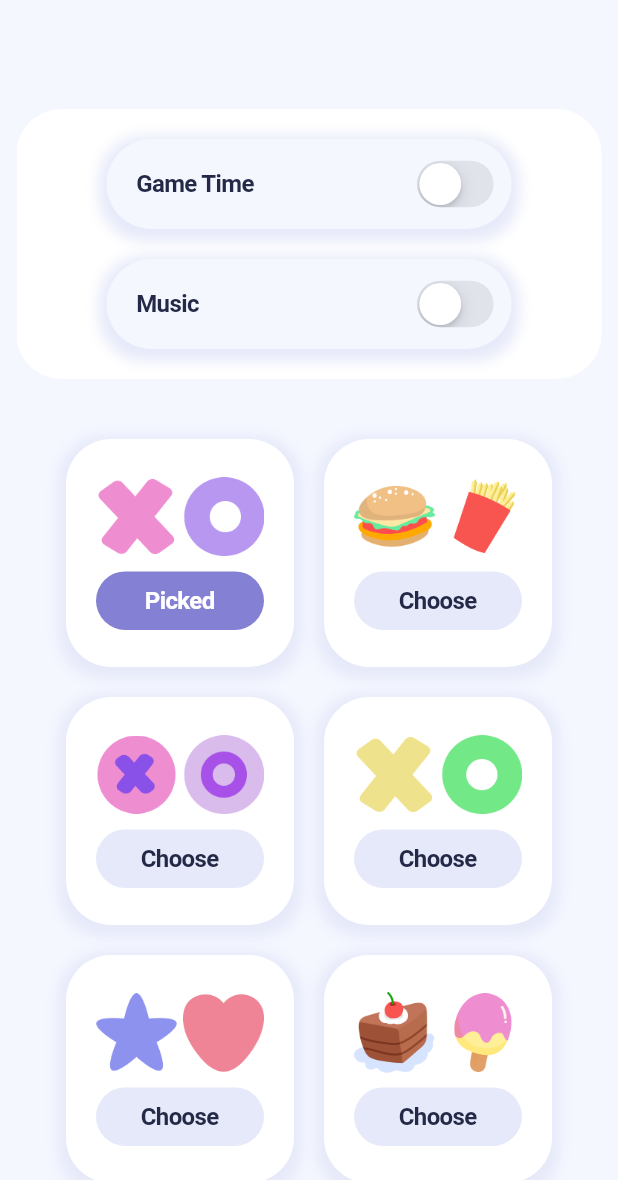
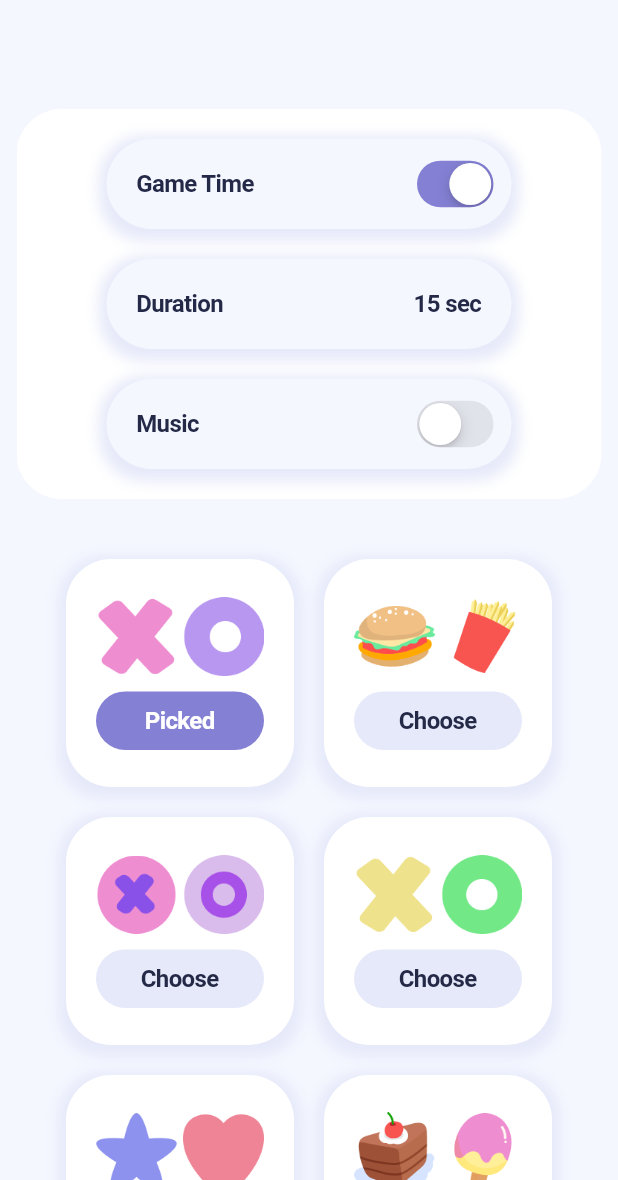
Before and after one commit to vachtung-gigabidze/tic_tac_toe, a Flutter app: the SettingScreen screen opened directly, on a phone screen of 412 x 824 dp, the part 56-1236 px from its top. Run offline on Flutter 3.47's test engine with Material 3 defaults, Android fonts, the phone set to English and light mode, and no system bars; our stand-ins replace shared_preferences, slide_countdown; accounts and stored records are empty.

Commit message:
fix setting

```diff
--- a/lib/pages/setting/page.dart
+++ b/lib/pages/setting/page.dart
@@ -67,34 +67,26 @@ class _SettingScreenState extends State<SettingScreen> {
                               SizedBox(
                                 height: 20,
                               ),
-                              IconButtonWidget(
-                                text: TextWidget(
+                              DropDownButtonWidget<int>(
+                                label: TextWidget(
                                   text: "Duration ",
                                   size: 16,
                                 ),
-                                icon: TextWidget(
-                                  text: "${setting.duration}",
+                                selectedItem: TextWidget(
+                                  text: "${setting.duration} sec",
                                   size: 16,
                                   weight: FontWeight.bold,
                                 ),
-                                // CupertinoActionSheetAction(
-                                //   onPressed: () {},
-                                //   child: Container(
-                                //     height: 28,
-                                //     width: 28,
-                                //     decoration: BoxDecoration(
-                                //         color: K.basicLightBlue,
-                                //         borderRadius:
-                                //             BorderRadius.circular(14)),
-                                //     child: Padding(
-                                //       padding: const EdgeInsets.all(8.5),
-                                //       child: SizedIcon(
-                                //         name: "assets/images/arrow_left.png",
-                                //         size: 10,
-                                //       ),
-                                //     ),
-                                //   ),
-                                // ),
+                                selectValue: setting.duration,
+                                items: [10, 15, 20],
+                                updateSetting: (value) {
+                                  setState(() {
+                                    setting.duration = value;
+                                    final s = settingProvider.setting;
+                                    s.duration = value;
+                                    settingProvider.saveSetting(s);
+                                  });
+                                },
                               ),
                             ],
                             SizedBox(
@@ -119,34 +111,26 @@ class _SettingScreenState extends State<SettingScreen> {
                               SizedBox(
                                 height: 20,
                               ),
-                              IconButtonWidget(
-                                text: TextWidget(
+                              DropDownButtonWidget<String>(
+                                label: TextWidget(
                                   text: "Select Music ",
                                   size: 16,
                                 ),
-                                icon: TextWidget(
+                                selectedItem: TextWidget(
                                   text: setting.selectedMusic,
                                   size: 16,
                                   weight: FontWeight.bold,
                                 ),
-                                // CupertinoActionSheetAction(
-                                //   onPressed: () {},
-                                //   child: Container(
-                                //     height: 28,
-                                //     width: 28,
-                                //     decoration: BoxDecoration(
-                                //         color: K.basicLightBlue,
-                                //         borderRadius:
-                                //             BorderRadius.circular(14)),
-                                //     child: Padding(
-                                //       padding: const EdgeInsets.all(8.5),
-                                //       child: SizedIcon(
-                                //         name: "assets/images/arrow_left.png",
-                                //         size: 10,
-                                //       ),
-                                //     ),
-                                //   ),
-                                // ),
+                                selectValue: setting.selectedMusic,
+                                items: ["country", "donkey", "neighbour"],
+                                updateSetting: (value) {
+                                  setState(() {
+                                    setting.selectedMusic = value;
+                                    final s = settingProvider.setting;
+                                    s.selectedMusic = value;
+                                    settingProvider.saveSetting(s);
+                                  });
+                                },
                               ),
                             ],
                           ],
--- a/lib/providers/setting_provider.dart
+++ b/lib/providers/setting_provider.dart
@@ -46,10 +46,10 @@ class _SettingStateWidgetState extends State<SettingStateWidget> {
   @override
   void initState() {
     setting = Setting(
-        gameTime: false,
-        duration: 120,
+        gameTime: true,
+        duration: 15,
         musicEnable: false,
-        selectedMusic: "country.mp3",
+        selectedMusic: "country",
         selectedPairNumber: 1);
     super.initState();
   }
--- a/lib/ui/switch.dart
+++ b/lib/ui/switch.dart
@@ -1,5 +1,6 @@
 import 'package:flutter/cupertino.dart';
 import 'package:tic_tac_toe/constants.dart';
+import 'package:tic_tac_toe/ui/sized_icon.dart';
 // import 'package:tic_tac_toe/providers/setting_provider.dart';
 
 class SwitchWidget extends StatefulWidget {
@@ -129,3 +130,115 @@ class IconButtonWidget extends StatelessWidget {
     );
   }
 }
+
+class DropDownButtonWidget<T> extends StatefulWidget {
+  const DropDownButtonWidget({
+    super.key,
+    required this.label,
+    required this.selectedItem,
+    required this.items,
+    required this.updateSetting,
+    required this.selectValue,
+  });
+
+  final Widget label;
+  final Widget selectedItem;
+  final T selectValue;
+  final List<T> items;
+  final void Function(T) updateSetting;
+
+  @override
+  State<DropDownButtonWidget<T>> createState() =>
+      _DropDownButtonWidgetState<T>();
+}
+
+class _DropDownButtonWidgetState<T> extends State<DropDownButtonWidget<T>> {
+  bool showItems = false;
+  double _targetValue = 60.0;
+
+  @override
+  Widget build(BuildContext context) {
+    final List<Widget> items = widget.items
+        .map((e) => GestureDetector(
+              onTap: () {
+                setState(() {
+                  _targetValue = _targetValue == 215 ? 60 : 215;
+                  showItems = !showItems;
+                  T value = e;
+                  widget.updateSetting(value);
+                });
+              },
+              child: Container(
+                height: 44,
+                width: 308,
+                decoration: BoxDecoration(
+                  color: (e == widget.selectValue)
+                      ? K.basicLightBlue
+                      : K.basicBackground,
+                ),
+                child: Center(
+                  child: TextWidget(
+                    text: "$e",
+                    size: 16,
+                    weight: FontWeight.bold,
+                  ),
+                ),
+              ),
+            ))
+        .toList();
+    return TweenAnimationBuilder<double>(
+      tween: Tween<double>(begin: 0, end: _targetValue),
+      curve: Curves.elasticOut,
+      duration: const Duration(milliseconds: 900),
+      builder: (context, value, child) => Container(
+        height: value, //60
+        width: 270,
+        decoration: BoxDecoration(
+          color: K.basicBackground,
+          borderRadius: BorderRadius.circular(30),
+          boxShadow: [
+            BoxShadow(
+              color: K.basicLightBlue,
+              spreadRadius: 5,
+              blurRadius: 7,
+              offset: Offset(0, 3), // changes position of shadow
+            ),
+          ],
+        ),
+        child: CustomScrollView(slivers: [
+          SliverToBoxAdapter(
+            child: Column(
+              children: [
+                GestureDetector(
+                  onTap: () {
+                    setState(() {
+                      _targetValue = _targetValue == 215 ? 60 : 215;
+                      showItems = !showItems;
+                    });
+                  },
+                  child: Padding(
+                    padding: const EdgeInsets.all(20),
+                    child: Row(
+                      mainAxisAlignment: MainAxisAlignment.spaceBetween,
+                      children: [
+                        widget.label,
+                        widget.selectedItem,
+                      ],
+                    ),
+                  ),
+                ),
+                if (showItems)
+                  Container(
+                    width: 260,
+                    height: 2,
+                    decoration: BoxDecoration(color: K.basicBlue),
+                  ),
+                if (showItems) ...items,
+              ],
+            ),
+          ),
+        ]),
+      ),
+    );
+  }
+}
--- a/pubspec.yaml
+++ b/pubspec.yaml
@@ -19,6 +19,7 @@ dependencies:
   slide_countdown: ^2.0.2
   flutter_launcher_icons: ^0.14.3
   url_launcher: ^6.3.1
+  animated_custom_dropdown: ^3.1.1
 
 dev_dependencies:
   flutter_test:
```
